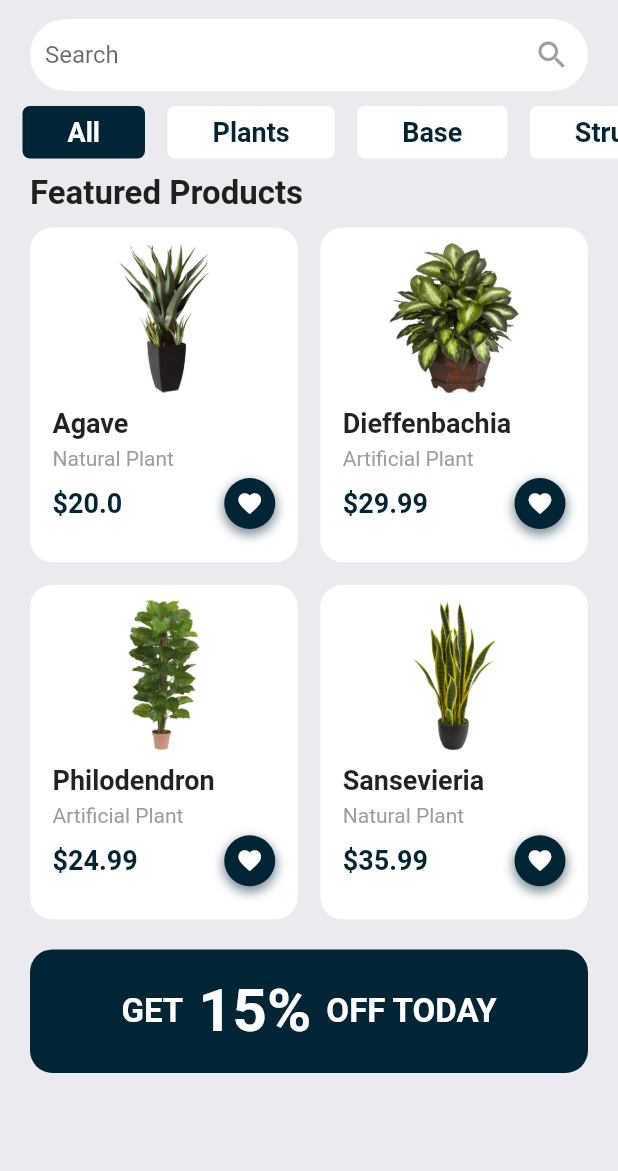
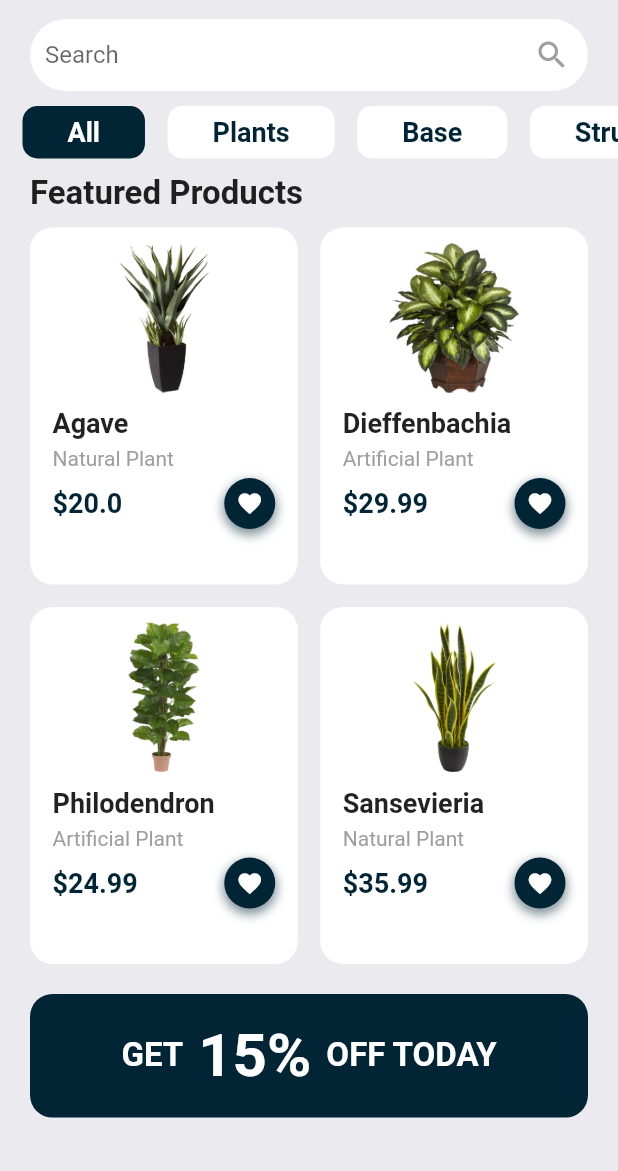
Before and after one commit to BrinaldyAlexis/mygarden, a Flutter app: the screen it shows after launch, on a phone screen of 412 x 824 dp, the part 65-1236 px from its top. Run offline on Flutter 3.47's test engine with Material 2 defaults, Android fonts, the phone set to English and light mode, and no system bars.

Commit message:
product_screen in process

```diff
--- a/lib/models/plants.dart
+++ b/lib/models/product.dart
@@ -1,12 +1,12 @@
 
-class Plant {
+class Product {
 
   final String name;
   final String description;
   final List<String> images;
   final double price;
 
-  Plant(
+  Product(
     {
       required this.name,
       required this.description,
@@ -17,8 +17,8 @@ class Plant {
 
 }
 
-  List<Plant> featuredProducts = [
-    Plant(
+  List<Product> featuredProducts = [
+    Product(
       name: 'Agave',
       description: 'Natural Plant',
       images: [
@@ -28,7 +28,7 @@ class Plant {
       ],
       price: 20.00
     ),
-    Plant(
+    Product(
       name: 'Dieffenbachia',
       description: 'Artificial Plant',
       images: [
@@ -38,7 +38,7 @@ class Plant {
       ],
       price: 29.99
     ),
-    Plant(
+    Product(
       name: 'Philodendron',
       description: 'Artificial Plant',
       images: [
@@ -48,7 +48,7 @@ class Plant {
       ],
       price: 24.99
     ),
-    Plant(
+    Product(
       name: 'Sansevieria',
       description: 'Natural Plant',
       images: [
--- a/lib/screens/home_screen.dart
+++ b/lib/screens/home_screen.dart
@@ -57,7 +57,7 @@ class HomeScreen extends StatelessWidget {
                   padding: const EdgeInsets.symmetric(horizontal: 30,),
                   decoration: BoxDecoration(
                     color: isSelected ? Constants().primaryColor : Colors.white,
-                    borderRadius:  const BorderRadius.all(Radius.circular(5))
+                    borderRadius:  const BorderRadius.all(Radius.circular(10))
                   ),
                   child: Text(category.name, style: TextStyle(color: isSelected ? Colors.white : Constants().primaryColor, fontSize: 18, fontWeight: FontWeight.w600))
                 );
--- a/lib/widgets/card_product.dart
+++ b/lib/widgets/card_product.dart
@@ -1,14 +1,14 @@
 import 'package:flutter/material.dart';
 import 'package:mygarden/constants.dart';
-import 'package:mygarden/models/plants.dart';
+import 'package:mygarden/models/product.dart';
 
 class CardProduct extends StatelessWidget {
   const CardProduct({
     super.key,
-    required this.plant,
+    required this.product,
   });
 
-  final Plant plant;
+  final Product product;
 
   @override
   Widget build(BuildContext context) {
@@ -23,17 +23,17 @@ class CardProduct extends StatelessWidget {
         child: Column(
           crossAxisAlignment: CrossAxisAlignment.start,
           children: [
-            Center(child: Image.asset(plant.images[0], height: 100, fit: BoxFit.fitWidth)),
+            Center(child: Image.asset(product.images[0], height: 100, fit: BoxFit.fitWidth)),
             const SizedBox(height: 10),
-            Text(plant.name, style: const TextStyle(fontSize: 18, fontWeight: FontWeight.w600)),
+            Text(product.name, style: const TextStyle(fontSize: 18, fontWeight: FontWeight.w600)),
             const SizedBox(height: 5),
-            Text(plant.description, style: const TextStyle(fontSize: 14, color: Colors.grey)),
+            Text(product.description, style: const TextStyle(fontSize: 14, color: Colors.grey)),
             const SizedBox(height: 5),
             Row(
               mainAxisAlignment: MainAxisAlignment.spaceBetween,
               crossAxisAlignment: CrossAxisAlignment.center,
               children: [
-                Text('\$${plant.price}', style: TextStyle(fontSize: 18, fontWeight: FontWeight.w600, color: Constants().primaryColor)),
+                Text('\$${product.price}', style: TextStyle(fontSize: 18, fontWeight: FontWeight.w600, color: Constants().primaryColor)),
                 Container(
                   padding: const EdgeInsets.all(8),
                   alignment: Alignment.center,
--- a/lib/widgets/grid_products.dart
+++ b/lib/widgets/grid_products.dart
@@ -1,5 +1,6 @@
 import 'package:flutter/material.dart';
-import 'package:mygarden/models/plants.dart';
+import 'package:mygarden/models/product.dart';
+import 'package:mygarden/screens/product_screen.dart';
 import 'package:mygarden/widgets/card_product.dart';
 
 class GridProducts extends StatelessWidget {
@@ -11,20 +12,22 @@ class GridProducts extends StatelessWidget {
   Widget build(BuildContext context) {
     return Container(
       margin: const EdgeInsets.symmetric(horizontal: 20),
-
       child: GridView.builder(
         primary: false,
         shrinkWrap: true,
         itemCount: featuredProducts.length,
         gridDelegate: const SliverGridDelegateWithFixedCrossAxisCount(
           crossAxisCount: 2,
-          childAspectRatio: 0.80,
+          childAspectRatio: 0.75,
           crossAxisSpacing: 15,
           mainAxisSpacing: 15
         ),
         itemBuilder: (context, index) {
-          final Plant plant = featuredProducts[index];
-          return CardProduct(plant: plant);
+          final Product product = featuredProducts[index];
+          return GestureDetector(
+            onTap: () => Navigator.push(context, MaterialPageRoute(builder: (context) => ProductScreen(product: product))),
+            child: CardProduct(product: product),
+          );
         },
       ),
     );
```
Also changed, not shown: lib/screens/product_screen.dart (added, +108 -0 lines), assets/images/flower-pot.png (added), assets/images/pot.png (added), assets/images/sun.png (added).
